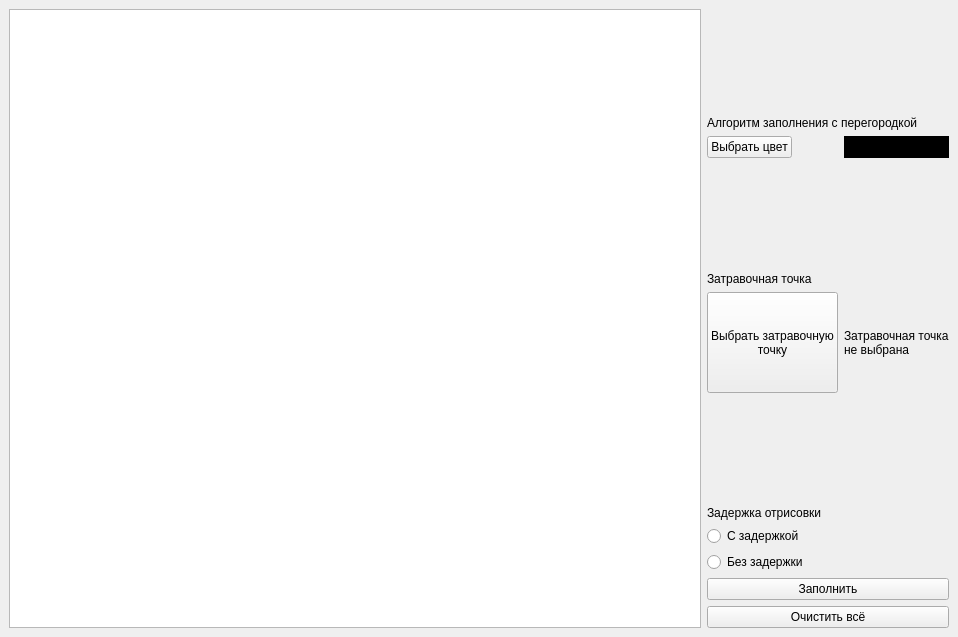
DeadlyHunter38/bmstu_sem_4_computer_graphics, file lab_06/lab_06.ui: the form before one commit.
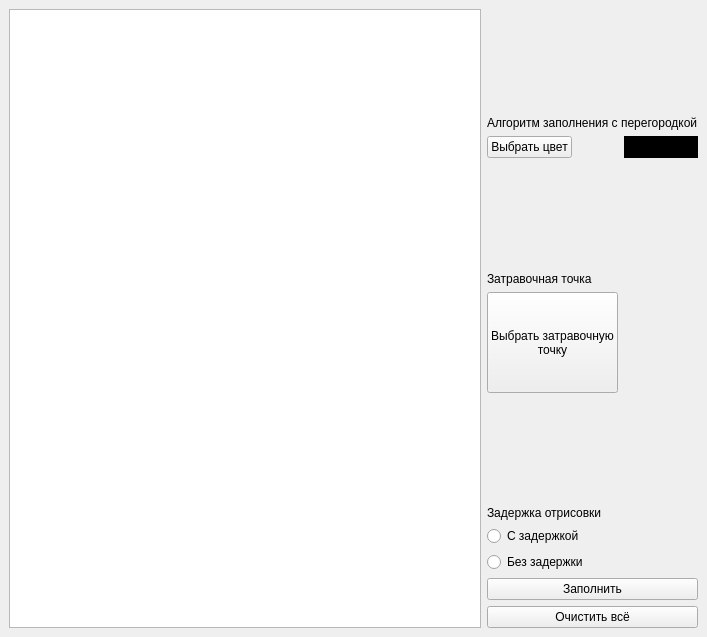
The form after the commit.

Commit message: Доделанная lab_06 (увеличена скорость и улучшен интерфейс

```diff
--- a/lab_06/lab_06.ui
+++ b/lab_06/lab_06.ui
@@ -6,7 +6,7 @@
    <rect>
     <x>0</x>
     <y>0</y>
-    <width>958</width>
+    <width>707</width>
     <height>637</height>
    </rect>
   </property>
@@ -139,14 +139,6 @@
           </property>
          </widget>
         </item>
-        <item row="5" column="1">
-         <widget class="QLabel" name="label_choose_seed_point">
-          <property name="text">
-           <string>Затравочная точка
-не выбрана</string>
-          </property>
-         </widget>
-        </item>
         <item row="6" column="0" colspan="2">
          <spacer name="verticalSpacer_3">
           <property name="orientation">
```
The commit also changes 3 other files.
